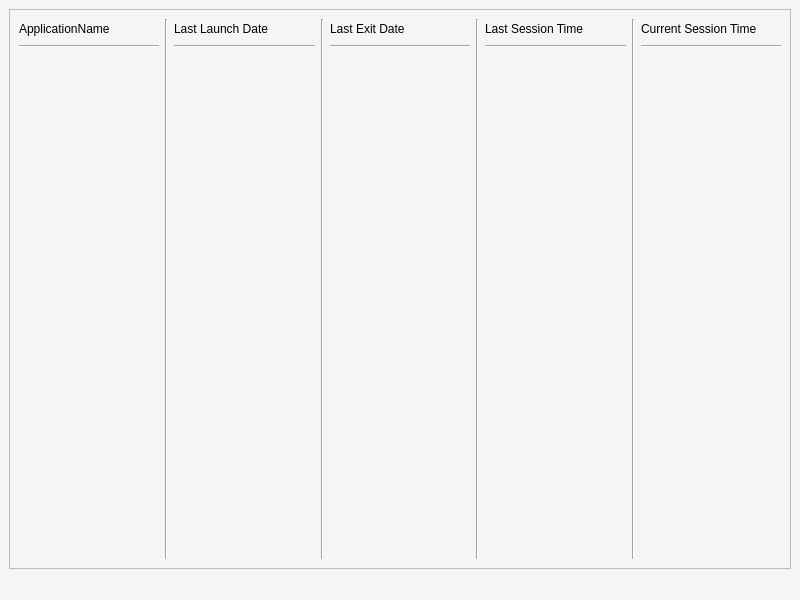
This is mainwindow.ui in RickSanchezzz666/WindowsAppTimeUsage as Qt 5 draws it before an edit. The edited form follows.
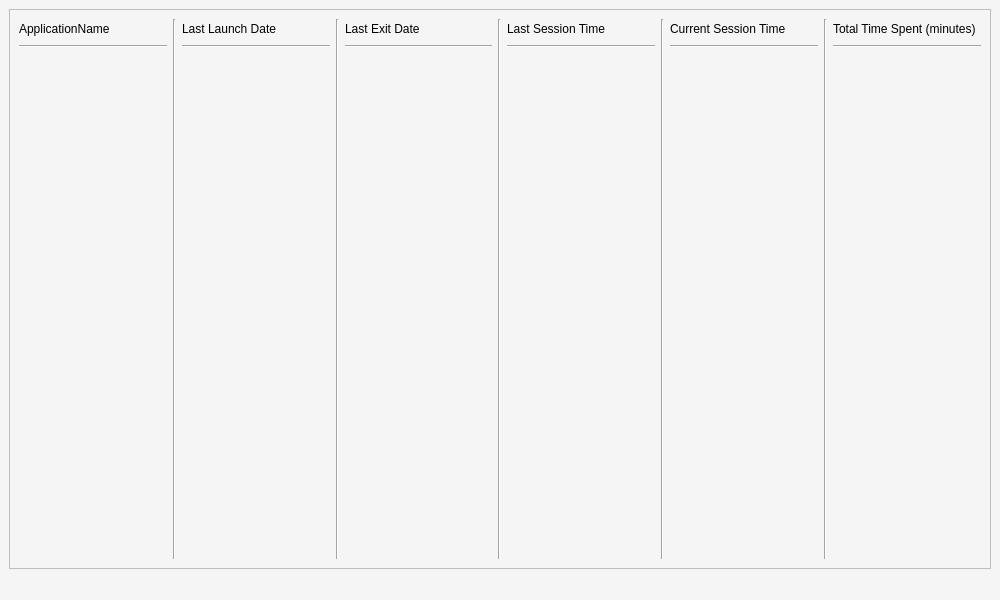
This is the edited form.

```diff
--- a/mainwindow.ui
+++ b/mainwindow.ui
@@ -6,7 +6,7 @@
    <rect>
     <x>0</x>
     <y>0</y>
-    <width>800</width>
+    <width>1000</width>
     <height>600</height>
    </rect>
   </property>
@@ -48,7 +48,7 @@
           <rect>
            <x>0</x>
            <y>0</y>
-           <width>774</width>
+           <width>974</width>
            <height>524</height>
           </rect>
          </property>
@@ -344,6 +344,65 @@
             </item>
            </layout>
           </item>
+          <item>
+           <widget class="Line" name="line_11">
+            <property name="orientation">
+             <enum>Qt::Vertical</enum>
+            </property>
+           </widget>
+          </item>
+          <item>
+           <layout class="QVBoxLayout" name="verticalLayout_6">
+            <item>
+             <widget class="QLabel" name="label_6">
+              <property name="maximumSize">
+               <size>
+                <width>16777215</width>
+                <height>20</height>
+               </size>
+              </property>
+              <property name="layoutDirection">
+               <enum>Qt::LeftToRight</enum>
+              </property>
+              <property name="text">
+               <string>Total Time Spent (minutes)</string>
+              </property>
+              <property name="alignment">
+               <set>Qt::AlignLeading|Qt::AlignLeft|Qt::AlignVCenter</set>
+              </property>
+             </widget>
+            </item>
+            <item>
+             <widget class="Line" name="line_10">
+              <property name="orientation">
+               <enum>Qt::Horizontal</enum>
+              </property>
+             </widget>
+            </item>
+            <item>
+             <widget class="QLabel" name="appsOutputLabel_6">
+              <property name="minimumSize">
+               <size>
+                <width>0</width>
+                <height>0</height>
+               </size>
+              </property>
+              <property name="focusPolicy">
+               <enum>Qt::NoFocus</enum>
+              </property>
+              <property name="styleSheet">
+               <string notr="true"/>
+              </property>
+              <property name="alignment">
+               <set>Qt::AlignLeading|Qt::AlignLeft|Qt::AlignTop</set>
+              </property>
+              <property name="textInteractionFlags">
+               <set>Qt::LinksAccessibleByMouse|Qt::TextSelectableByKeyboard|Qt::TextSelectableByMouse</set>
+              </property>
+             </widget>
+            </item>
+           </layout>
+          </item>
          </layout>
         </widget>
        </widget>
```
Left out of the diff: 2 changed lines with no effect on the pictures.
